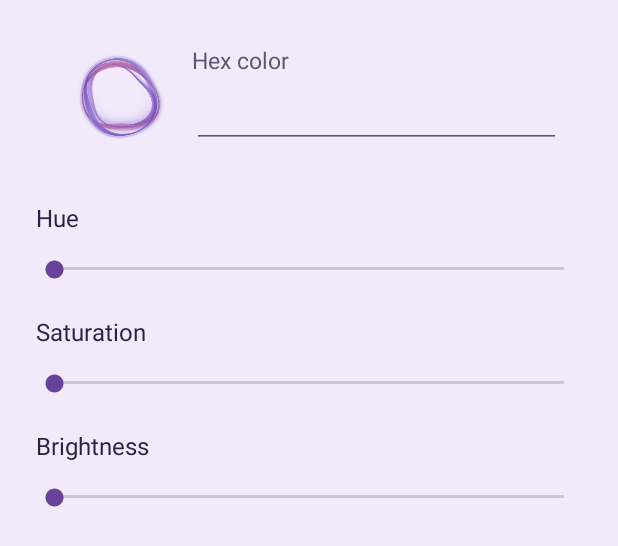
After one commit to Emanuel-Nicholas-Manguera/neurolingua, an Android app: the layout dialog_custom_color.xml on its own in the app's theme, with its tools: preview values and no code run, on a phone screen of 412 x 824 dp. The commit adds this screen. Shown: the top 546 px of the screen. Run offline under Robolectric (Android 15) with nearby library versions, the phone set to English and light mode, and no system bars.

Commit message:
feat: preview custom colors with sliders and hex input

```diff
--- a/app/src/main/java/app/neurolingua/mobile/ExamSpiralView.java
+++ b/app/src/main/java/app/neurolingua/mobile/ExamSpiralView.java
@@ -27,6 +27,11 @@ public final class ExamSpiralView extends View {
     /** Supply Maria's normalized playback level on the UI thread, with zero for silence. */
     public void setVoiceLevel(float level) {
         motion.sample(level, SystemClock.uptimeMillis());
+    }
+
+    void preview(CustomPalette palette) {
+        renderer.setColors(palette::get);
+        invalidate();
     }
 
     @Override protected void onAttachedToWindow() {
--- a/app/src/main/java/app/neurolingua/mobile/SpiralRenderer.java
+++ b/app/src/main/java/app/neurolingua/mobile/SpiralRenderer.java
@@ -4,6 +4,7 @@ import android.content.Context;
 import android.graphics.Bitmap;
 import android.graphics.Canvas;
 import android.graphics.Color;
+import java.util.function.IntUnaryOperator;
 
 /** Draws three folded ribbons around an open center in normalized coordinates. */
 final class SpiralRenderer {
@@ -11,9 +12,9 @@ final class SpiralRenderer {
     private static final int COLUMNS = SLICES + 1;
     private static final double[] RIBBON_OFFSETS = {-.041, .013, .039};
 
-    private final int[] shadows;
-    private final int[] highlights;
-    private final int reflection;
+    private final int[] shadows = new int[3];
+    private final int[] highlights = new int[3];
+    private int reflection;
     private final Bitmap white = Bitmap.createBitmap(1, 1, Bitmap.Config.ARGB_8888);
     private final double[] angles = new double[COLUMNS];
     private final float[] unitX = new float[COLUMNS];
@@ -26,11 +27,7 @@ final class SpiralRenderer {
     private final int[] colors = new int[10 * COLUMNS];
 
     SpiralRenderer(Context context) {
-        shadows = new int[] {ThemeColors.get(context, R.attr.spiralFirst),
-                ThemeColors.get(context, R.attr.spiralSecond), ThemeColors.get(context, R.attr.spiralThird)};
-        highlights = new int[] {ThemeColors.get(context, R.attr.spiralFirstLight),
-                ThemeColors.get(context, R.attr.spiralSecondLight), ThemeColors.get(context, R.attr.spiralThirdLight)};
-        reflection = ThemeColors.get(context, R.attr.spiralReflection);
+        setColors(attribute -> ThemeColors.get(context, attribute));
         white.eraseColor(Color.WHITE);
         for (int column = 0; column <= SLICES; column++) {
             double angle = SpiralMotion.FULL_TURN * (column % SLICES) / SLICES;
@@ -38,6 +35,16 @@ final class SpiralRenderer {
             unitX[column] = (float) Math.cos(angle);
             unitY[column] = (float) Math.sin(angle);
         }
+    }
+
+    void setColors(IntUnaryOperator color) {
+        shadows[0] = color.applyAsInt(R.attr.spiralFirst);
+        shadows[1] = color.applyAsInt(R.attr.spiralSecond);
+        shadows[2] = color.applyAsInt(R.attr.spiralThird);
+        highlights[0] = color.applyAsInt(R.attr.spiralFirstLight);
+        highlights[1] = color.applyAsInt(R.attr.spiralSecondLight);
+        highlights[2] = color.applyAsInt(R.attr.spiralThirdLight);
+        reflection = color.applyAsInt(R.attr.spiralReflection);
     }
 
     void draw(Canvas canvas, int width, int height, double phase, double level) {
--- a/app/src/main/java/app/neurolingua/mobile/ThemeColors.java
+++ b/app/src/main/java/app/neurolingua/mobile/ThemeColors.java
@@ -30,7 +30,7 @@ final class ThemeColors {
 
     static void styleInput(EditText input) {
         if (input.getContext() instanceof MainActivity activity && activity.customUi != null) {
-            activity.customUi.input(input);
+            CustomThemeUi.input(input, activity.customUi.colors);
         }
     }
 }
--- /dev/null
+++ b/app/src/main/res/layout/dialog_custom_color.xml
@@ -0,0 +1,51 @@
+<ScrollView xmlns:android="http://schemas.android.com/apk/res/android"
+    android:layout_width="match_parent" android:layout_height="wrap_content" android:defaultFocusHighlightEnabled="false">
+    <LinearLayout android:layout_width="match_parent" android:layout_height="wrap_content"
+        android:orientation="vertical" android:paddingStart="24dp" android:paddingEnd="24dp"
+        android:paddingTop="12dp" android:paddingBottom="4dp" android:focusableInTouchMode="true"
+        android:defaultFocusHighlightEnabled="false">
+        <LinearLayout android:id="@+id/color_preview_card" android:layout_width="match_parent"
+            android:layout_height="wrap_content" android:gravity="center_vertical" android:padding="8dp"
+            android:layout_marginBottom="12dp">
+            <app.neurolingua.mobile.ExamSpiralView android:id="@+id/custom_spiral"
+                android:layout_width="96dp" android:layout_height="88dp" android:importantForAccessibility="no"/>
+            <LinearLayout android:layout_width="0dp" android:layout_weight="1" android:layout_height="wrap_content"
+                android:orientation="vertical" android:paddingStart="0dp" android:paddingEnd="6dp">
+                <TextView android:id="@+id/color_hex_label" style="@style/Label.Muted"
+                    android:text="@string/hex_color" android:labelFor="@id/color_hex"/>
+                <EditText android:id="@+id/color_hex" android:layout_width="match_parent" android:layout_height="wrap_content"
+                    android:minHeight="48dp" android:singleLine="true" android:selectAllOnFocus="true"
+                    android:fontFamily="monospace" android:textSize="17sp"
+                    android:inputType="textCapCharacters|textNoSuggestions" android:imeOptions="actionDone"
+                    android:importantForAutofill="no"/>
+            </LinearLayout>
+        </LinearLayout>
+        <LinearLayout android:layout_width="match_parent" android:layout_height="wrap_content"
+            android:gravity="center_vertical" android:layout_marginTop="6dp">
+            <TextView style="@style/Label" android:layout_width="0dp" android:layout_weight="1"
+                android:text="@string/hue" android:labelFor="@id/hue_slider"/>
+            <TextView android:id="@+id/hue_value" style="@style/Label.Muted"
+                android:fontFamily="sans-serif-medium" android:importantForAccessibility="no"/>
+        </LinearLayout>
+        <SeekBar android:id="@+id/hue_slider" style="@style/ColorSlider"
+            android:max="359" android:contentDescription="@string/hue"/>
+        <LinearLayout android:layout_width="match_parent" android:layout_height="wrap_content"
+            android:gravity="center_vertical" android:layout_marginTop="6dp">
+            <TextView style="@style/Label" android:layout_width="0dp" android:layout_weight="1"
+                android:text="@string/saturation" android:labelFor="@id/saturation_slider"/>
+            <TextView android:id="@+id/saturation_value" style="@style/Label.Muted"
+                android:fontFamily="sans-serif-medium" android:importantForAccessibility="no"/>
+        </LinearLayout>
+        <SeekBar android:id="@+id/saturation_slider" style="@style/ColorSlider"
+            android:max="100" android:contentDescription="@string/saturation"/>
+        <LinearLayout android:layout_width="match_parent" android:layout_height="wrap_content"
+            android:gravity="center_vertical" android:layout_marginTop="6dp">
+            <TextView style="@style/Label" android:layout_width="0dp" android:layout_weight="1"
+                android:text="@string/brightness" android:labelFor="@id/brightness_slider"/>
+            <TextView android:id="@+id/brightness_value" style="@style/Label.Muted"
+                android:fontFamily="sans-serif-medium" android:importantForAccessibility="no"/>
+        </LinearLayout>
+        <SeekBar android:id="@+id/brightness_slider" style="@style/ColorSlider"
+            android:max="100" android:contentDescription="@string/brightness"/>
+    </LinearLayout>
+</ScrollView>
--- a/app/src/main/res/layout/screen_home.xml
+++ b/app/src/main/res/layout/screen_home.xml
@@ -45,7 +45,7 @@
             android:layout_marginTop="8dp" android:text="@string/no_test"/>
         <LinearLayout android:id="@+id/open_record" android:layout_width="match_parent" android:layout_height="wrap_content"
             android:layout_marginTop="6dp" android:minHeight="68dp" android:gravity="center_vertical"
-            android:background="?android:attr/selectableItemBackground" android:clickable="true"
+            android:tag="recordRow" android:background="?android:attr/selectableItemBackground" android:clickable="true"
             android:focusable="true" android:visibility="gone">
             <ImageView android:layout_width="44dp" android:layout_height="44dp" android:padding="10dp"
                 android:tag="variant" android:src="@drawable/ic_record" android:background="@drawable/surface_lilac" android:importantForAccessibility="no"/>
--- a/app/src/main/res/values/components.xml
+++ b/app/src/main/res/values/components.xml
@@ -67,4 +67,13 @@
         <item name="android:fontFamily">sans-serif-medium</item>
         <item name="android:saveEnabled">false</item>
     </style>
+    <style name="ColorSlider" parent="@android:style/Widget.Material.SeekBar">
+        <item name="android:layout_width">match_parent</item>
+        <item name="android:layout_height">48dp</item>
+        <item name="android:minHeight">8dp</item>
+        <item name="android:maxHeight">8dp</item>
+        <item name="android:paddingStart">12dp</item>
+        <item name="android:paddingEnd">12dp</item>
+        <item name="android:splitTrack">false</item>
+    </style>
 </resources>
--- a/app/src/main/res/values/help_strings.xml
+++ b/app/src/main/res/values/help_strings.xml
@@ -1,5 +1,4 @@
 <resources>
-    <string name="help">Help</string>
     <string name="ask_maria">Ask Maria</string>
     <string name="help_intro">Ask about your saved test results.</string>
     <string name="ask_score">What was my last score?</string>
--- a/app/src/main/res/values/settings_strings.xml
+++ b/app/src/main/res/values/settings_strings.xml
@@ -1,4 +1,14 @@
 <resources>
+    <string name="custom_color">Custom color</string>
+    <string name="custom_color_value">Custom color · %1$s</string>
+    <string name="hex_color">Hex color</string>
+    <string name="hex_error">Use six hex digits, for example #E87252.</string>
+    <string name="hue">Hue</string>
+    <string name="saturation">Saturation</string>
+    <string name="brightness">Brightness</string>
+    <string name="degrees_value">%1$d°</string>
+    <string name="percent_value">%1$d%%</string>
+    <string name="use_color">Use color</string>
     <string name="settings">Settings</string>
     <string name="appearance">Appearance</string>
     <string name="mode_system">Follow system</string>
```
Also changed, not shown: app/src/main/java/app/neurolingua/mobile/CustomColorDialog.java (added, +190 -0 lines), app/src/main/java/app/neurolingua/mobile/CustomThemeUi.java (+20 -5 lines).
